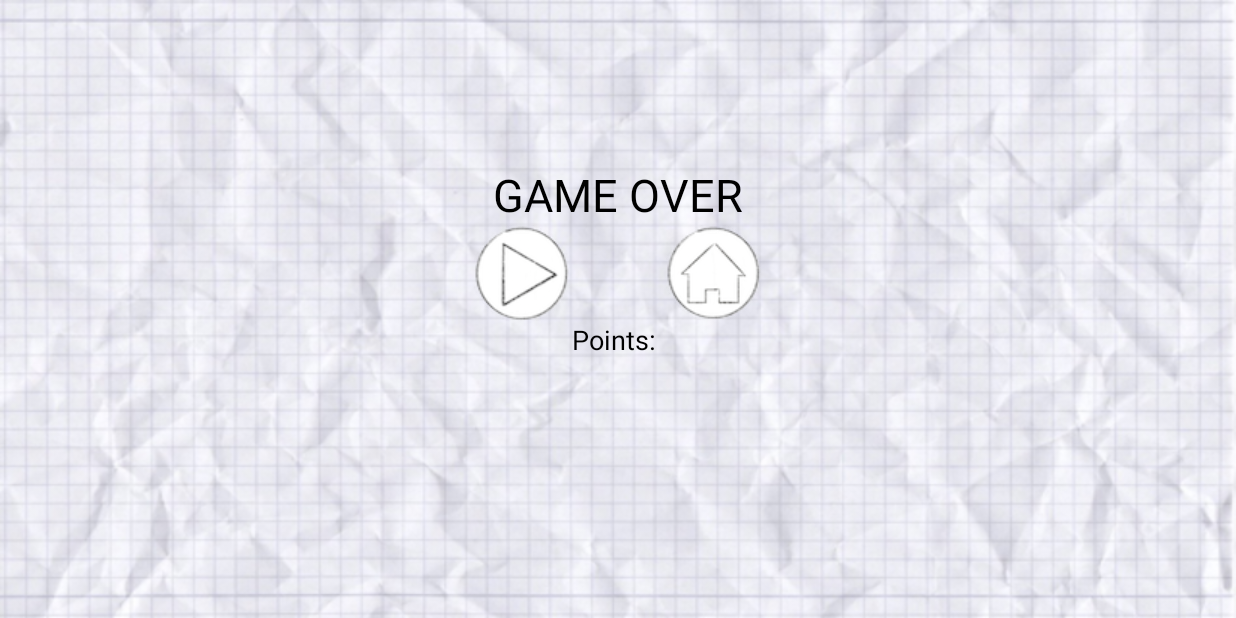
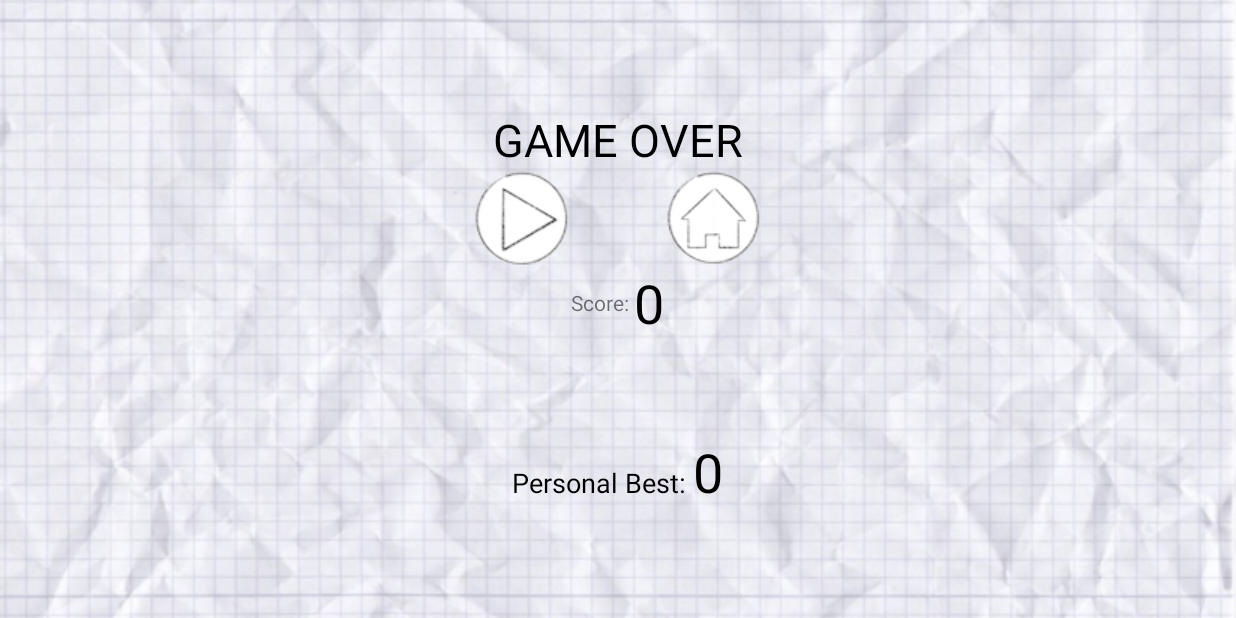
Before and after one commit to annikazepp/Paperspace, an Android app: the GameOver screen opened directly, with no data from a screen before it, on a phone screen of 824 x 412 dp (held sideways). Run offline under Robolectric (Android 15) with nearby library versions, the light colour scheme and no system bars; 1 statement that could not run was skipped.

Commit message:
Score hinzugefügt - zählt Treffer Asteroiden

```diff
--- a/app/src/main/java/de/fhkl/gatav/ut/paperspace/util/GameOver.java
+++ b/app/src/main/java/de/fhkl/gatav/ut/paperspace/util/GameOver.java
@@ -1,9 +1,11 @@
 package de.fhkl.gatav.ut.paperspace.util;
 
 import android.content.Intent;
+import android.content.SharedPreferences;
 import android.os.Bundle;
 import android.view.View;
 import android.widget.ImageButton;
+import android.widget.TextView;
 
 import androidx.appcompat.app.AppCompatActivity;
 
@@ -14,10 +16,29 @@ public class GameOver extends AppCompatActivity {
     private ImageButton returnButton;
     private ImageButton exitButton;
 
+    private TextView dScore, dPersonalBestScore;
+
     @Override
     protected void onCreate(Bundle savedInstanceState) {
         super.onCreate(savedInstanceState);
         setContentView(R.layout.game_over); // TODO -> GameOver-Bildschirm unter Layout einstellen
+
+        int score = getIntent().getExtras().getInt("score");
+
+        SharedPreferences pref = getSharedPreferences("MyPref",0);
+        int personalBestScore = pref.getInt("personalBestScore",0);
+        SharedPreferences.Editor editor = pref.edit();
+        if(score > personalBestScore){
+            personalBestScore = score;
+            editor.putInt("personalBestScore", personalBestScore);
+            editor.commit();
+        }
+
+        dScore = (TextView) findViewById(R.id.score);
+        dPersonalBestScore = (TextView) findViewById(R.id.personalBest);
+        dScore.setText("" + score);
+        dPersonalBestScore.setText(""+personalBestScore);
+
 
         returnButton = findViewById(R.id.return_button); // in game_over.xml definiert
         returnButton.setOnClickListener(new View.OnClickListener() {
--- a/app/src/main/res/layout/game_over.xml
+++ b/app/src/main/res/layout/game_over.xml
@@ -43,21 +43,46 @@
             android:text="Exit"/>
     </LinearLayout>
 
+
     <LinearLayout
         android:layout_width="wrap_content"
         android:layout_height="wrap_content"
         android:layout_gravity="center"
         android:gravity="center"
-        android:orientation="vertical"
+        android:orientation="horizontal"
         android:layout_marginBottom="64dp">
         <TextView
             android:layout_width="wrap_content"
             android:layout_height="wrap_content"
-            android:text="Points: "
+            android:text="Score: " />
+        <TextView
+            android:id="@+id/score"
+            android:layout_width="wrap_content"
+            android:layout_height="wrap_content"
+            android:text="TextView"
+            android:textColor="@color/black"
+            android:textSize="36sp"/>
+    </LinearLayout>
+
+    <LinearLayout
+        android:layout_width="wrap_content"
+        android:layout_height="wrap_content"
+        android:orientation="horizontal">
+        <TextView
+            android:layout_width="wrap_content"
+            android:layout_height="wrap_content"
+            android:text="Personal Best: "
             android:textColor="@color/black"
             android:textSize="18sp"/>
 
+        <TextView
+            android:id="@+id/personalBest"
+            android:layout_width="wrap_content"
+            android:layout_height="wrap_content"
+            android:text="TextView"
+            android:textColor="@color/black"
+            android:textSize="36dp"/>
+
     </LinearLayout>
 
-
 </LinearLayout>
```
Also changed, not shown: app/src/main/java/de/fhkl/gatav/ut/paperspace/objects/SpaceShip.java (+8 -1 lines), app/src/main/java/de/fhkl/gatav/ut/paperspace/util/GameContent.java (+19 -4 lines), app/src/main/java/de/fhkl/gatav/ut/paperspace/util/SpaceView.java (+14 -8 lines).
